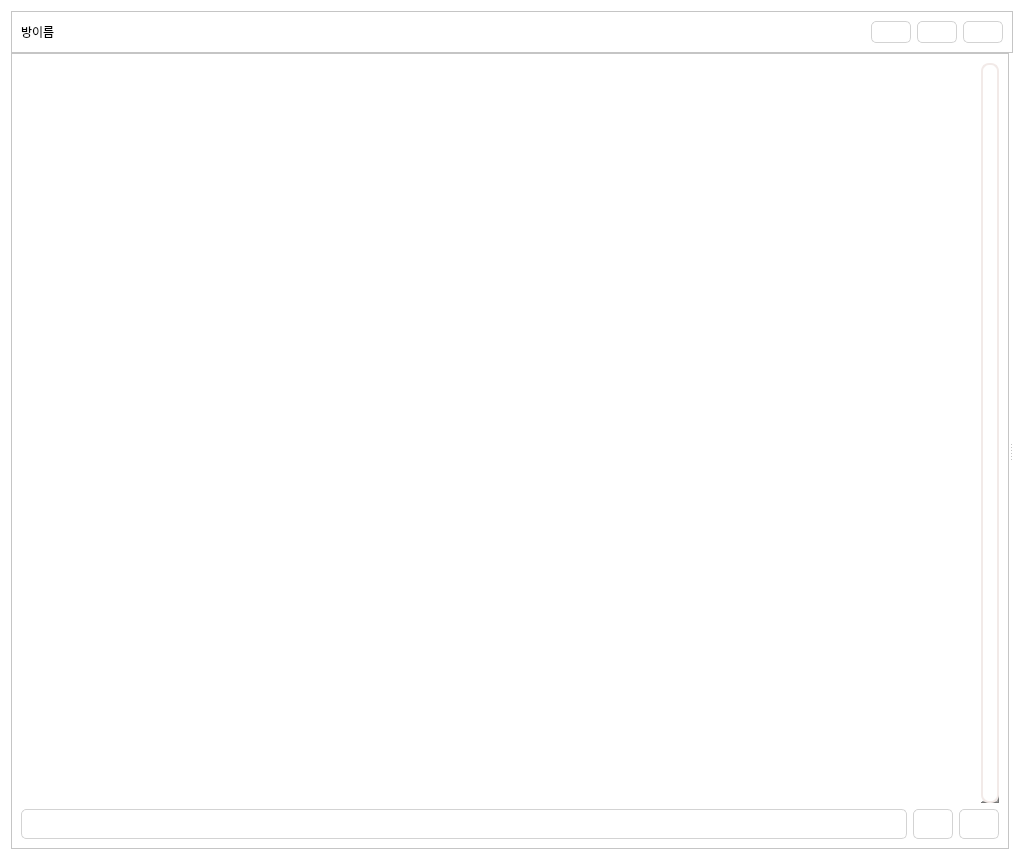
Qt form UI/MainWidget.ui (song030/GrapefruitTalk) before a commit.
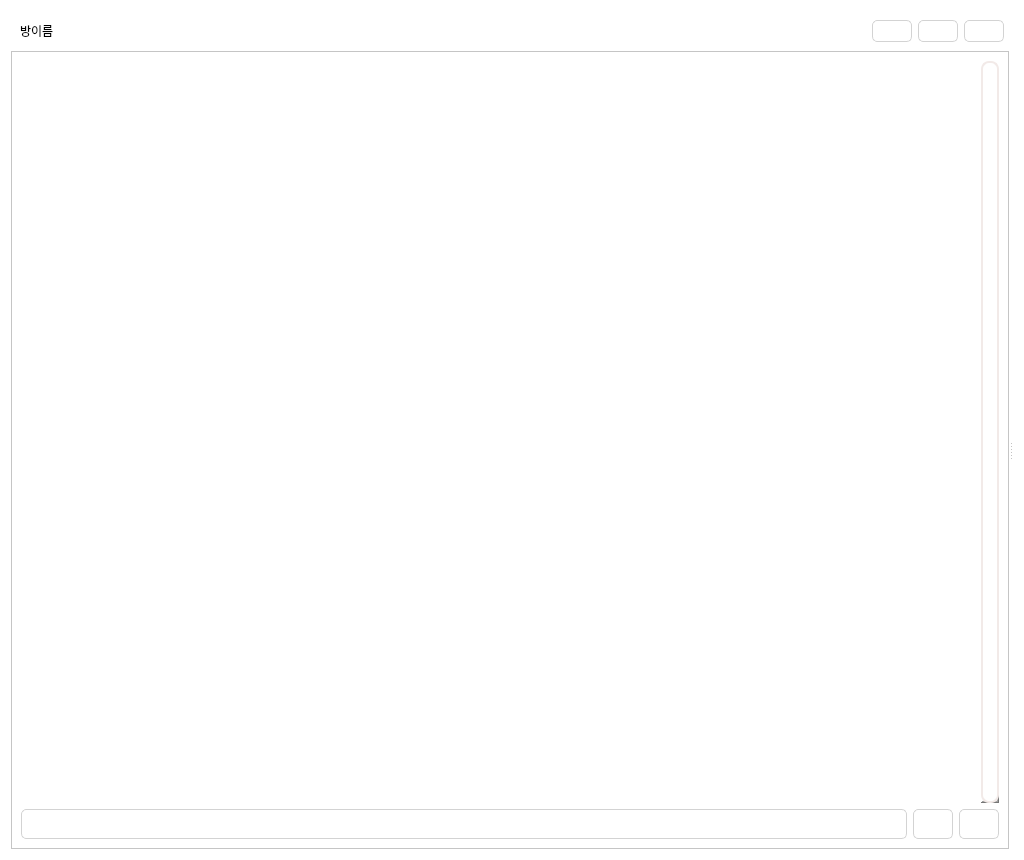
The same form after that commit. Icons and pictures are not drawn.

```diff
--- a/UI/MainWidget.ui
+++ b/UI/MainWidget.ui
@@ -686,7 +686,7 @@
        <item>
         <widget class="QFrame" name="frame_2">
          <property name="frameShape">
-          <enum>QFrame::StyledPanel</enum>
+          <enum>QFrame::NoFrame</enum>
          </property>
          <property name="frameShadow">
           <enum>QFrame::Raised</enum>
@@ -861,8 +861,8 @@
                <rect>
                 <x>0</x>
                 <y>0</y>
-                <width>947</width>
-                <height>734</height>
+                <width>948</width>
+                <height>736</height>
                </rect>
               </property>
               <property name="styleSheet">
```
